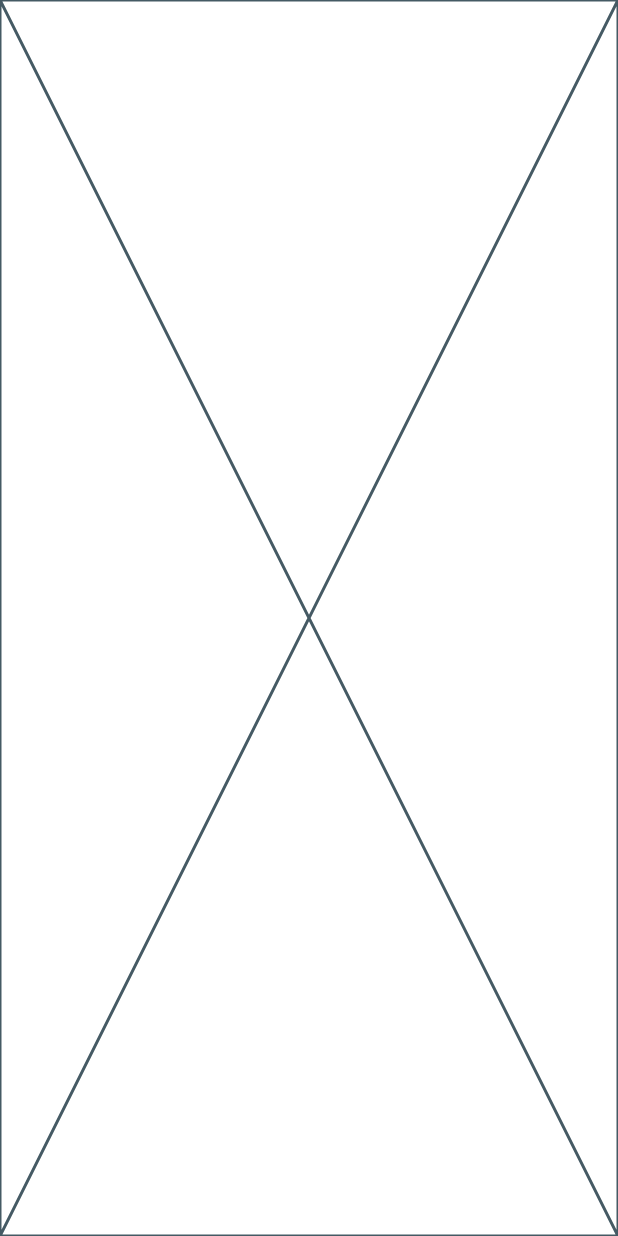
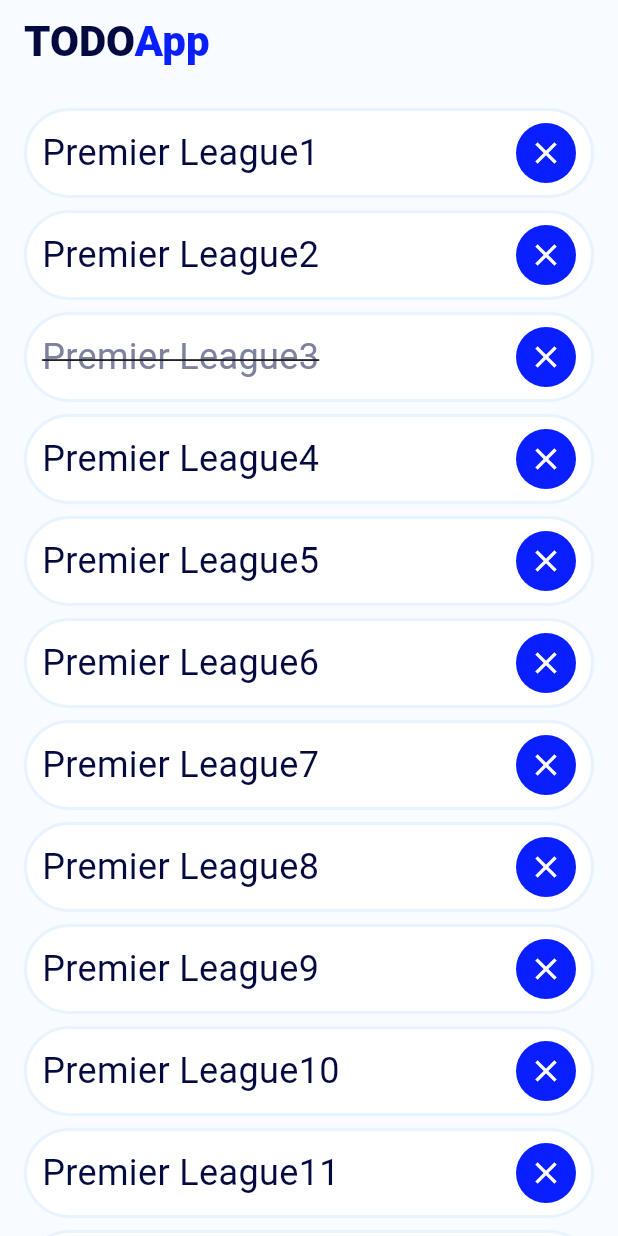
Before and after one commit to CursedOrig/todo_app, a Flutter app: the screen it shows after launch, on a phone screen of 412 x 824 dp. Run offline on Flutter 3.47's test engine with Material 3 defaults, Android fonts, the phone set to English and light mode, and no system bars; our stand-ins replace hive_flutter; accounts and stored records are empty.

Commit message:
ADD HomePage UI

```diff
--- a/lib/main.dart
+++ b/lib/main.dart
@@ -1,4 +1,5 @@
 import 'package:check_list_app/pages/home_page.dart';
+import 'package:check_list_app/res/app_res.dart';
 import 'package:flutter/material.dart';
 import 'package:hive_flutter/adapters.dart';
 
@@ -14,7 +15,8 @@ class MyApp extends StatelessWidget {
   @override
   Widget build(BuildContext context) {
     return MaterialApp(
-      title: 'Flutter Demo',
+      title: '${AppTexts.todo}${AppTexts.app}',
+      debugShowCheckedModeBanner: false,
       theme: ThemeData(
         colorScheme: ColorScheme.fromSeed(seedColor: Colors.deepPurple),
         useMaterial3: true,
--- a/lib/pages/home_page.dart
+++ b/lib/pages/home_page.dart
@@ -1,3 +1,5 @@
+import 'package:check_list_app/res/app_res.dart';
+import 'package:check_list_app/widgets/rich_subtitle.dart';
 import 'package:flutter/material.dart';
 
 class HomePage extends StatelessWidget {
@@ -5,8 +7,50 @@ class HomePage extends StatelessWidget {
 
   @override
   Widget build(BuildContext context) {
-    return const Placeholder(
-
+    return Scaffold(
+      backgroundColor: AppColors.background,
+      appBar: AppBar(
+        title: const RichSubtitle(),
+        backgroundColor: AppColors.background,
+      ),
+      body: ListView.builder(
+          padding: const EdgeInsets.all(16),
+          itemCount: 30,
+          itemBuilder: (context, index) => Container(
+                padding: EdgeInsets.symmetric(vertical: 8, horizontal: 10),
+                decoration: AppDeco.mainDeco,
+                margin: const EdgeInsets.only(bottom: 8),
+                height: 60,
+                child: Row(
+                  crossAxisAlignment: CrossAxisAlignment.center,
+                  children: [
+                    Text(
+                      'Premier League${index + 1}',
+                      style: AppTypo.headerM.copyWith(
+                        decoration: (index == 2) ? TextDecoration.lineThrough : TextDecoration.none,
+                        color: (index == 2) ? AppColors.layer4 : AppColors.primary,
+                      ),
+                    ),
+                    const Spacer(),
+                    InkWell(
+                      onTap: () {},
+                      child: AspectRatio(
+                        aspectRatio: 1,
+                        child: Container(
+                          decoration: const BoxDecoration(
+                            shape: BoxShape.circle,
+                            color: AppColors.primary1,
+                          ),
+                          child: const Icon(
+                            Icons.close,
+                            color: AppColors.layer1,
+                          ),
+                        ),
+                      ),
+                    ),
+                  ],
+                ),
+              )),
     );
   }
 }
--- /dev/null
+++ b/lib/res/app_deco.dart
@@ -0,0 +1,12 @@
+part of 'app_res.dart';
+
+class AppDeco {
+  AppDeco._();
+
+  static var mainDeco = BoxDecoration(
+    color: AppColors.layer1,
+    borderRadius: const BorderRadius.all(Radius.circular(32)),
+    border: Border.all(color: AppColors.layer3, width: 2),
+  );
+
+}
--- a/lib/res/app_res.dart
+++ b/lib/res/app_res.dart
@@ -5,3 +5,5 @@ part 'app_colors.dart';
 part 'app_texts.dart';
 
 part 'app_typo.dart';
+
+part 'app_deco.dart';
--- a/lib/res/app_texts.dart
+++ b/lib/res/app_texts.dart
@@ -3,7 +3,6 @@ part of 'app_res.dart';
 class AppTexts {
   AppTexts._();
 
-  /// Preloader Screen
-  static String dog = 'Dog';
+  static String todo = 'TODO';
   static String app = 'App';
- }
+}
--- /dev/null
+++ b/lib/widgets/rich_subtitle.dart
@@ -0,0 +1,26 @@
+import 'package:flutter/material.dart';
+import '../res/app_res.dart';
+
+class RichSubtitle extends StatelessWidget {
+  const RichSubtitle({super.key});
+
+  @override
+  Widget build(BuildContext context) {
+    return RichText(
+      textAlign: TextAlign.center,
+      text: TextSpan(
+        children: <TextSpan>[
+          TextSpan(
+            text: AppTexts.todo,
+            style: AppTypo.headerL.copyWith(fontWeight: FontWeight.w900),
+          ),
+          TextSpan(
+            text: AppTexts.app,
+            style: AppTypo.headerL.copyWith(
+                fontWeight: FontWeight.w900, color: AppColors.primary1),
+          ),
+        ],
+      ),
+    );
+  }
+}
```
